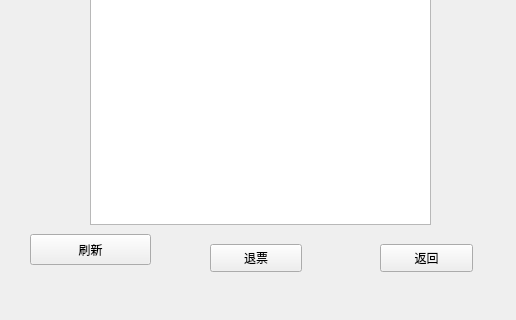
Qt form Pro1 mk34/refund.ui (KamChiHei/330) before a commit; both pictures show x 0 to 516 and y 166 to 486 of the 516 by 486 pixel window.
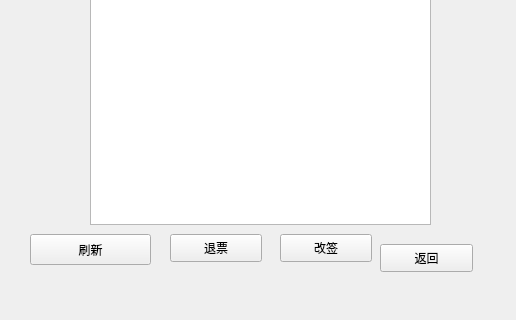
The same form after that commit.

```diff
--- a/Pro1 mk34/refund.ui
+++ b/Pro1 mk34/refund.ui
@@ -65,8 +65,8 @@
   <widget class="QPushButton" name="cancelButton">
    <property name="geometry">
     <rect>
-     <x>210</x>
-     <y>410</y>
+     <x>170</x>
+     <y>400</y>
      <width>92</width>
      <height>28</height>
     </rect>
@@ -75,6 +75,19 @@
     <string>退票</string>
    </property>
   </widget>
+  <widget class="QPushButton" name="changeButton">
+   <property name="geometry">
+    <rect>
+     <x>280</x>
+     <y>400</y>
+     <width>92</width>
+     <height>28</height>
+    </rect>
+   </property>
+   <property name="text">
+    <string>改签</string>
+   </property>
+  </widget>
  </widget>
  <resources/>
  <connections/>
```
